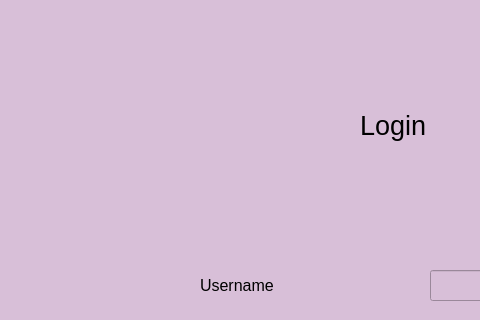
This is UI/Home.ui in mazurzatwit/Enlightened-Dreamer as Qt 5 draws it before an edit; both pictures show x 0 to 480 and y 0 to 320 of the 800 by 600 pixel window. The edited form follows.
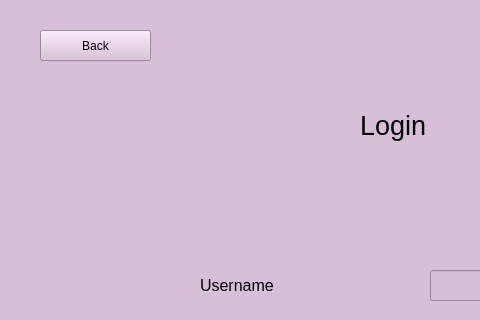
This is the edited form. The open tabs and pages were chosen to show the change.

Commit message: We can go back!

```diff
--- a/UI/Home.ui
+++ b/UI/Home.ui
@@ -187,6 +187,22 @@
        <string>Login</string>
       </property>
      </widget>
+     <widget class="QPushButton" name="back_button">
+      <property name="geometry">
+       <rect>
+        <x>40</x>
+        <y>30</y>
+        <width>111</width>
+        <height>31</height>
+       </rect>
+      </property>
+      <property name="styleSheet">
+       <string notr="true">color: #000000</string>
+      </property>
+      <property name="text">
+       <string>Back</string>
+      </property>
+     </widget>
     </widget>
     <widget class="QWidget" name="sign_up_page">
      <property name="styleSheet">
```
Left out of the diff: 16 changed lines with no effect on the pictures. The commit also changes 3 other files.
